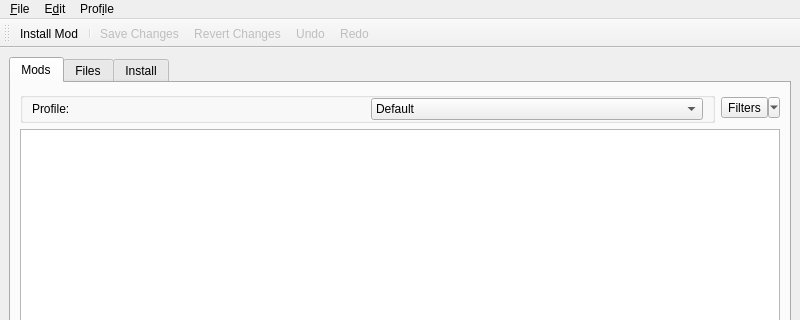
Qt form skymodman/interface/designer/ui/manager_window.ui (Kf4btg/SkyModMan) before a commit; both pictures show x 0 to 800 and y 0 to 320 of the 800 by 600 pixel window.
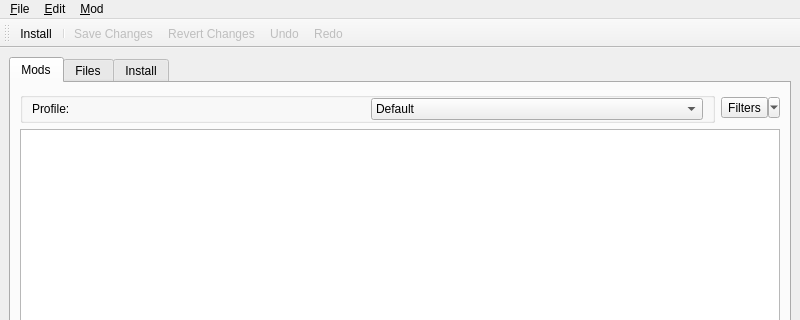
The same form after that commit. Icons and pictures are not drawn. Custom widgets are drawn as their Qt base class.

Commit message: add prefs, uninstall actions

```diff
--- a/skymodman/interface/designer/ui/manager_window.ui
+++ b/skymodman/interface/designer/ui/manager_window.ui
@@ -499,7 +499,7 @@
      <height>34</height>
     </rect>
    </property>
-   <widget class="QMenu" name="menu_File">
+   <widget class="QMenu" name="menu_file">
     <property name="title">
      <string>&amp;File</string>
     </property>
@@ -511,9 +511,9 @@
     <addaction name="separator"/>
     <addaction name="action_quit"/>
    </widget>
-   <widget class="QMenu" name="menuProfile">
+   <widget class="QMenu" name="menu_edit">
     <property name="title">
-     <string>Prof&amp;ile</string>
+     <string>&amp;Edit</string>
     </property>
     <widget class="QMenu" name="menuIni_Files">
      <property name="title">
@@ -522,18 +522,19 @@
      <addaction name="action_edit_skyrim_ini"/>
      <addaction name="action_edit_skyrimprefs_ini"/>
     </widget>
-    <addaction name="action_load_profile"/>
-    <addaction name="action_new_profile"/>
-    <addaction name="action_delete_profile"/>
-    <addaction name="separator"/>
-    <addaction name="menuIni_Files"/>
-   </widget>
-   <widget class="QMenu" name="menuEdit">
-    <property name="title">
-     <string>E&amp;dit</string>
-    </property>
     <addaction name="action_undo"/>
     <addaction name="action_redo"/>
+    <addaction name="action_save_changes"/>
+    <addaction name="action_revert_changes"/>
+    <addaction name="separator"/>
+    <addaction name="menu_ini_files"/>
+   </widget>
+   <widget class="QMenu" name="menu_mod">
+    <property name="title">
+     <string>&amp;Mod</string>
+    </property>
+    <addaction name="action_install_mod"/>
+    <addaction name="action_uninstall_mod"/>
     <addaction name="separator"/>
     <addaction name="action_show_search"/>
     <addaction name="action_find_next"/>
@@ -545,9 +546,9 @@
     <addaction name="action_move_mod_to_top"/>
     <addaction name="action_move_mod_to_bottom"/>
    </widget>
-   <addaction name="menu_File"/>
-   <addaction name="menuEdit"/>
-   <addaction name="menuProfile"/>
+   <addaction name="menu_file"/>
+   <addaction name="menu_edit"/>
+   <addaction name="menu_mod"/>
   </widget>
   <widget class="QToolBar" name="file_toolBar">
    <property name="windowTitle">
@@ -573,7 +574,7 @@
      <normaloff>../../../.designer/backup</normaloff>../../../.designer/backup</iconset>
    </property>
    <property name="text">
-    <string>&amp;Install Mod...</string>
+    <string>&amp;Install...</string>
    </property>
    <property name="toolTip">
     <string>Install Mod</string>
```
Left out of the diff: 50 changed lines with no effect on the pictures. The commit also changes 2 other files.
